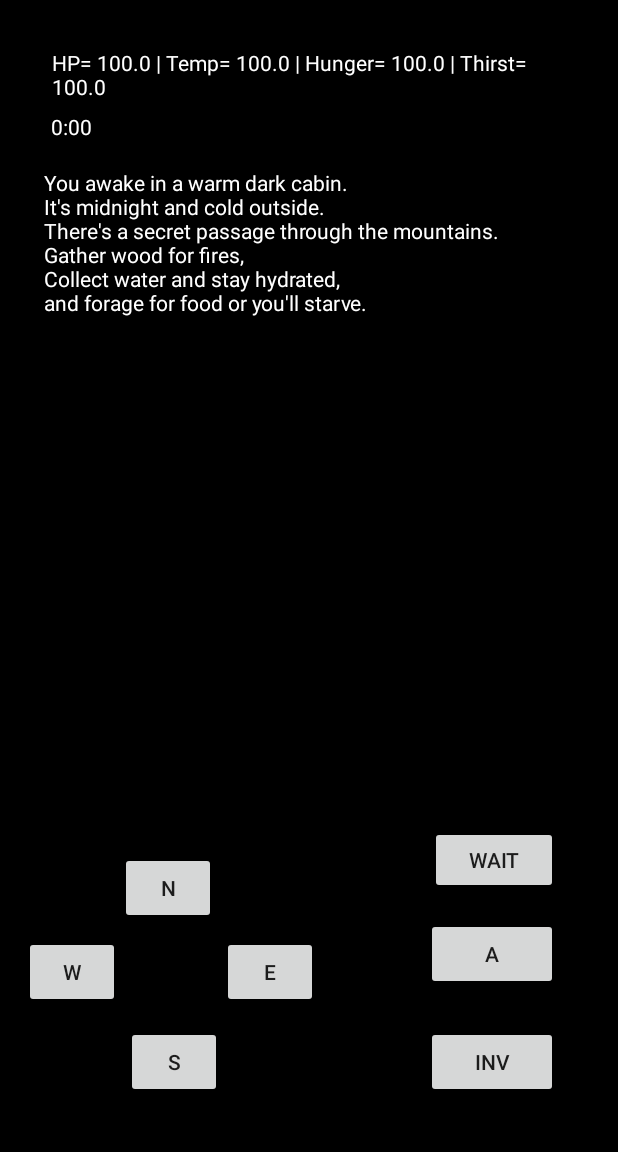
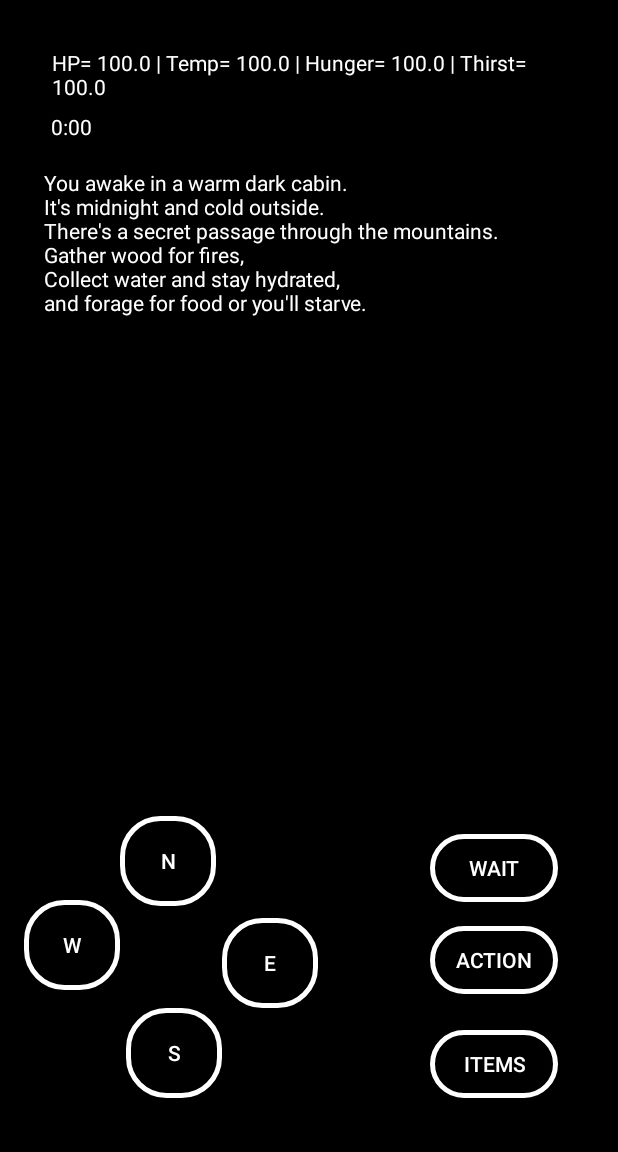
Before and after one commit to jacobv25/FinalProjectTest, an Android app: the screen it shows after launch (PlayActivity), after a tap on "PLAY", on a phone screen of 412 x 824 dp, the part 84-1236 px from its top. Run offline under Robolectric (Android 15) with nearby library versions, the light colour scheme and no system bars; libraries missing offline, so code that uses them is left out: com.google.android.exoplayer2; 6 statements that could not run were skipped.

Commit message:
Sorry I suck at pushing after doing stuff.
Made the look of the button nicer by adding a custom xml and applying it to the button's background.

Added background music in main menu and learn more activities

Fixed sound effect bug

Fixed a bug with one of the areas in Level 1

Added an affliction text view: displays a WARNING when player is freezing, starving, or dying of thirst

```diff
--- a/app/src/main/java/edu/miracosta/finalprojecttest/MainActivity.java
+++ b/app/src/main/java/edu/miracosta/finalprojecttest/MainActivity.java
@@ -1,7 +1,9 @@
 package edu.miracosta.finalprojecttest;
 
 import android.content.Intent;
+import android.media.MediaPlayer;
 import android.os.Bundle;
+import android.provider.MediaStore;
 import android.view.View;
 import android.widget.Button;
 
@@ -26,6 +28,12 @@ public class MainActivity extends AppCompatActivity {
     private Button playButton;
     private Button learnMoreButton;
 
+    private MediaPlayer riverFluteMediaPlayer;
+
+    /**
+     *
+     * @param savedInstanceState
+     */
     @Override
     protected void onCreate(Bundle savedInstanceState) {
         super.onCreate(savedInstanceState);
@@ -33,16 +41,35 @@ public class MainActivity extends AppCompatActivity {
 
         playButton = findViewById(R.id.playGameButton);
         learnMoreButton = findViewById(R.id.learnMoreButton);
+        riverFluteMediaPlayer = MediaPlayer.create(this, R.raw.river_flute);
     }
 
-    public void startGame(View V) {
+    /**
+     *
+     */
+    @Override
+    protected void onStart() {
+        super.onStart();
+
+        riverFluteMediaPlayer.start();
+    }
+
+    /**
+     *
+     * @param V
+     */
+    public void switchToPlayActivity(View V) {
 
         Intent startGameIntent = new Intent(this, PlayActivity.class);
-
+        riverFluteMediaPlayer.stop();
         startActivity(startGameIntent);
 
     }
 
+    /**
+     *
+     * @param V
+     */
     public void switchToLearnMoreActivity(View V) {
 
         Intent learnMoreIntent = new Intent(this, LearnMoreActivity.class);
--- a/app/src/main/java/edu/miracosta/finalprojecttest/model/board_game/LevelOneValues.java
+++ b/app/src/main/java/edu/miracosta/finalprojecttest/model/board_game/LevelOneValues.java
@@ -10,7 +10,7 @@ public class LevelOneValues {
             true, false,"Go any farther and you'll fall of the cliff.");
     public static BoardPiece __WELL__ = new BoardPiece(0, 0, 3, 0, 0, 0,
             false, false, "A deep well containing water.");
-    public static BoardPiece FRT_TREE = new BoardPiece(0, 0, 3, 0, 0, 0,
+    public static BoardPiece FRT_TREE = new BoardPiece(0, 0, 0, 1, 0, 0,
             false, false, "A clearing with a small tree bearing plump fruit.");
     public static BoardPiece __ROAD__ = new BoardPiece(0, 0, 3, 0, 0, 0,
             false, false, "A road going in the north south direction.");
--- a/app/src/main/java/edu/miracosta/finalprojecttest/model/enviroment/GameTime.java
+++ b/app/src/main/java/edu/miracosta/finalprojecttest/model/enviroment/GameTime.java
@@ -9,7 +9,9 @@ import android.os.Parcelable;
  */
 public class GameTime implements Parcelable {
 
-    public static final int TIME_INCREMENT = 30; //30 minutes passing in game
+    public static final int PASS_LRG = 30; //30 minutes passing in game
+    public static final int PASS_MED= 15; //15 minutes passing in game
+    public static final int PASS_SML = 5; //5 minutes passing in game
     public static final int MAX_DAY_MINUTES = 1440; // (24 hours) * (60 minutes) = 1440 minutes in a day
     public static final int DEFAULT_START_TIME = 360; // game by default starts at 06:00
 
@@ -68,10 +70,10 @@ public class GameTime implements Parcelable {
     /**
      * Increments the total time and day time by the default value (30 minutes).
      */
-    public void passTime() {
+    public void passTime(int time) {
 
-        totalTime += TIME_INCREMENT;
-        dayTime += TIME_INCREMENT;
+        totalTime += time;
+        dayTime += time;
 
         GLOBAL_DAY_TIME = dayTime;
         GLOBAL_TOTAL_TIME = totalTime;
--- /dev/null
+++ b/app/src/main/res/drawable-v24/button_shape.xml
@@ -0,0 +1,26 @@
+<?xml version="1.0" encoding="utf-8"?>
+<shape xmlns:android="http://schemas.android.com/apk/res/android" android:shape="rectangle" >
+    <corners
+        android:topLeftRadius="25dp"
+        android:topRightRadius="25dp"
+        android:bottomLeftRadius="25dp"
+        android:bottomRightRadius="25dp"
+        />
+    <solid
+        android:color="#000000"
+        />
+    <padding
+        android:left="0dp"
+        android:top="0dp"
+        android:right="0dp"
+        android:bottom="0dp"
+        />
+    <size
+        android:width="274dp"
+        android:height="60dp"
+        />
+    <stroke
+        android:width="3dp"
+        android:color="#FFFFFF"
+        />
+</shape>
--- a/app/src/main/res/layout/activity_end_game.xml
+++ b/app/src/main/res/layout/activity_end_game.xml
@@ -4,7 +4,7 @@
     xmlns:tools="http://schemas.android.com/tools"
     android:layout_width="match_parent"
     android:layout_height="match_parent"
-    android:background="@color/colorDefaultBackground"
+    android:background="@color/colorBlack"
     tools:context=".view_play.EndGameActivity">
 
     <TextView
--- a/app/src/main/res/layout/activity_inventory_list.xml
+++ b/app/src/main/res/layout/activity_inventory_list.xml
@@ -3,7 +3,7 @@
     xmlns:tools="http://schemas.android.com/tools"
     android:layout_width="match_parent"
     android:layout_height="match_parent"
-    android:background="@color/colorDefaultBackground"
+    android:background="@color/colorBlack"
     tools:context=".view_play.InventoryListActivity">
 
     <ListView
--- a/app/src/main/res/layout/activity_play.xml
+++ b/app/src/main/res/layout/activity_play.xml
@@ -4,7 +4,7 @@
     xmlns:tools="http://schemas.android.com/tools"
     android:layout_width="match_parent"
     android:layout_height="match_parent"
-    android:background="@color/colorDefaultBackground"
+    android:background="@color/colorBlack"
     tools:context=".view_play.PlayActivity">
 
     <Button
@@ -15,6 +15,8 @@
         android:layout_marginBottom="68dp"
         android:onClick="movePlayer"
         android:text="@string/north_button"
+        android:background="@drawable/button_shape"
+        android:textColor="@color/colorWhite"
         app:layout_constraintBottom_toTopOf="@+id/southButton"
         app:layout_constraintStart_toStartOf="parent" />
 
@@ -26,6 +28,8 @@
         android:layout_marginBottom="12dp"
         android:onClick="movePlayer"
         android:text="@string/west_button"
+        android:background="@drawable/button_shape"
+        android:textColor="@color/colorWhite"
         app:layout_constraintBottom_toTopOf="@+id/southButton"
         app:layout_constraintStart_toStartOf="parent" />
 
@@ -37,6 +41,8 @@
         android:layout_marginTop="8dp"
         android:onClick="movePlayer"
         android:text="@string/east_button"
+        android:background="@drawable/button_shape"
+        android:textColor="@color/colorWhite"
         app:layout_constraintStart_toEndOf="@+id/westButton"
         app:layout_constraintTop_toBottomOf="@+id/northButton" />
 
@@ -48,17 +54,21 @@
         android:layout_marginBottom="36dp"
         android:onClick="movePlayer"
         android:text="@string/south_button"
+        android:background="@drawable/button_shape"
+        android:textColor="@color/colorWhite"
         app:layout_constraintBottom_toBottomOf="parent"
         app:layout_constraintStart_toStartOf="parent" />
 
     <Button
         android:id="@+id/inventoryButton"
-        android:layout_width="wrap_content"
-        android:layout_height="wrap_content"
+        android:layout_width="85dp"
+        android:layout_height="45dp"
         android:layout_marginEnd="40dp"
         android:layout_marginBottom="36dp"
         android:onClick="inventoryButtonPressed"
         android:text="@string/inventory_button"
+        android:background="@drawable/button_shape"
+        android:textColor="@color/colorWhite"
         app:layout_constraintBottom_toBottomOf="parent"
         app:layout_constraintEnd_toEndOf="parent" />
 
@@ -78,19 +88,21 @@
 
     <Button
         android:id="@+id/actionButton"
-        android:layout_width="wrap_content"
-        android:layout_height="wrap_content"
+        android:layout_width="85dp"
+        android:layout_height="45dp"
         android:layout_marginEnd="40dp"
         android:layout_marginBottom="24dp"
         android:onClick="actionButtonPressed"
         android:text="@string/action_button"
+        android:background="@drawable/button_shape"
+        android:textColor="@color/colorWhite"
         app:layout_constraintBottom_toTopOf="@+id/inventoryButton"
         app:layout_constraintEnd_toEndOf="parent" />
 
     <TextView
         android:id="@+id/currentAreaTextView"
         android:layout_width="352dp"
-        android:layout_height="386dp"
+        android:layout_height="157dp"
         android:layout_marginStart="8dp"
         android:layout_marginTop="48dp"
         android:layout_marginEnd="8dp"
@@ -121,7 +133,19 @@
         android:layout_marginBottom="16dp"
         android:onClick="movePlayer"
         android:text="@string/pass_time_button"
+        android:background="@drawable/button_shape"
+        android:textColor="@color/colorWhite"
         app:layout_constraintBottom_toTopOf="@+id/actionButton"
         app:layout_constraintEnd_toEndOf="parent" />
 
+    <TextView
+        android:id="@+id/afflictionTextView"
+        android:layout_width="348dp"
+        android:layout_height="134dp"
+        android:layout_marginStart="20dp"
+        android:layout_marginTop="28dp"
+        android:textColor="@color/colorWhite"
+        app:layout_constraintStart_toStartOf="parent"
+        app:layout_constraintTop_toBottomOf="@+id/currentAreaTextView" />
+
 </androidx.constraintlayout.widget.ConstraintLayout>
--- a/app/src/main/res/values/colors.xml
+++ b/app/src/main/res/values/colors.xml
@@ -3,9 +3,10 @@
     <color name="colorPrimary">#008577</color>
     <color name="colorPrimaryDark">#00574B</color>
     <color name="colorAccent">#012520</color>
-    <color name="colorDefaultBackground">#000000</color>
+    <color name="colorBlack">#000000</color>
     <color name="colorWhite">#FFFFFF</color>
     <color name="colorRed">#CDFF0000</color>
     <color name="colorBlue">#00FFE9</color>
 
+
 </resources>
--- a/app/src/main/res/values/strings.xml
+++ b/app/src/main/res/values/strings.xml
@@ -4,8 +4,8 @@
     <string name="south_button">S</string>
     <string name="east_button">E</string>
     <string name="west_button">W</string>
-    <string name="action_button">A</string>
-    <string name="inventory_button">INV</string>
+    <string name="action_button">ACTION</string>
+    <string name="inventory_button">ITEMS</string>
     <string name="look_button">LOOK</string>
     <string name="harvest_food">HARVEST FOOD</string>
     <string name="collect_water">COLLECT WATER</string>
```
Also changed, not shown: app/src/main/java/edu/miracosta/finalprojecttest/model/ConsoleTester.java (+6 -6 lines), app/src/main/java/edu/miracosta/finalprojecttest/model/player/Action.java (+24 -12 lines), app/src/main/java/edu/miracosta/finalprojecttest/model/player/Player.java (+8 -1 lines), app/src/main/java/edu/miracosta/finalprojecttest/view_play/ActionActivity.java (+13 -12 lines), app/src/main/java/edu/miracosta/finalprojecttest/view_play/PlayActivity.java (+45 -9 lines), app/src/main/res/layout/activity_action.xml (+18 -2 lines), app/src/main/res/layout/activity_learn_more.xml (+7 -1 lines), app/src/main/res/layout/activity_main.xml (+8 -4 lines), 1 other file.
